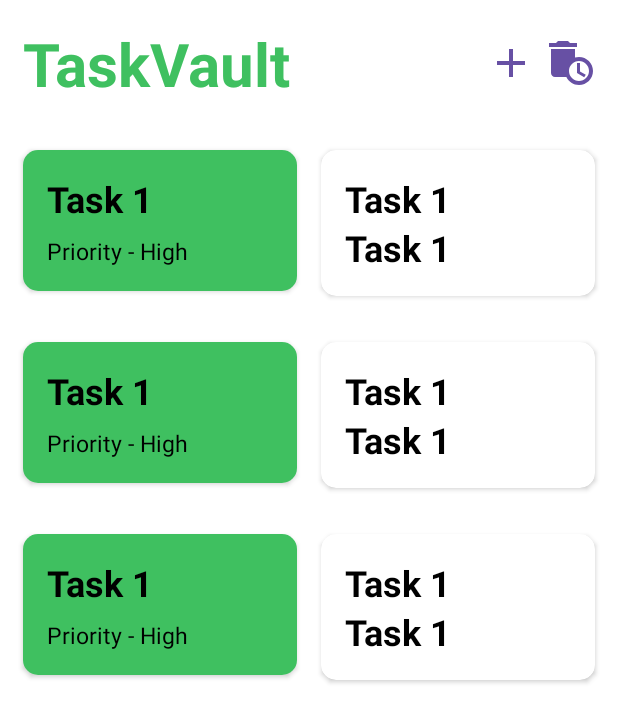
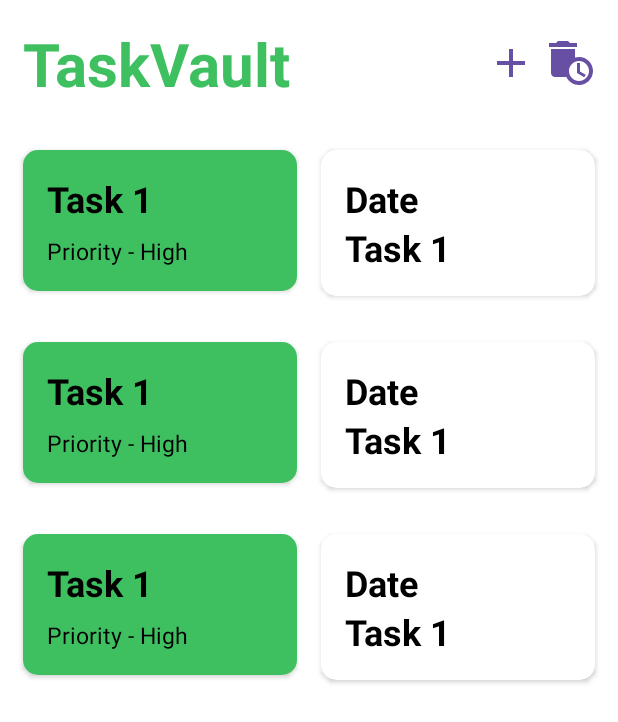
Before and after one commit to Tharusha200219/Task_Management_Application_Year_2_Sem_2, an Android app: the layout activity_main.xml on its own in the app's theme, with its tools: preview values and no code run, on a phone screen of 412 x 824 dp. Shown: the top 722 px of the screen. Run offline under Robolectric (Android 15) with nearby library versions, the phone set to English and light mode, and no system bars; Roboto replaces fonts that are not available here.

Commit message:
some update

```diff
--- a/app/src/main/res/layout/view.xml
+++ b/app/src/main/res/layout/view.xml
@@ -80,7 +80,7 @@
                     android:id="@+id/namedate"
                     android:layout_width="match_parent"
                     android:layout_height="wrap_content"
-                    android:text="Task 1"
+                    android:text="Date"
                     android:textStyle="bold"
                     android:textSize="24sp"
                     android:textColor="@color/black"
```
